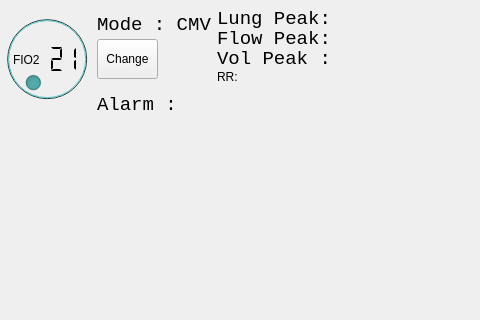
First picture: the form in VentUI.ui, repository jibonaronno/Rhythm, before the edit; both pictures show x 478 to 958 and y 0 to 320 of the 1041 by 615 pixel window.
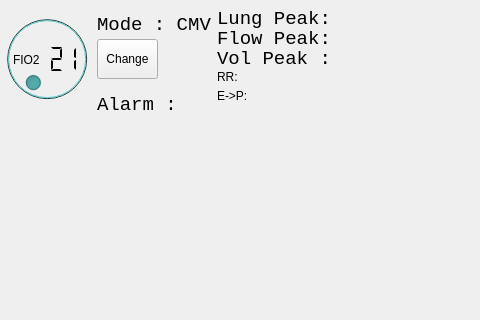
Second picture: the form after the edit.

Commit message: Calibrating vt adding xav calib table 09

The edit to the form file:
```diff
--- a/VentUI.ui
+++ b/VentUI.ui
@@ -1057,6 +1057,19 @@
                <string>RR:</string>
               </property>
              </widget>
+             <widget class="QLabel" name="lbl_ep">
+              <property name="geometry">
+               <rect>
+                <x>530</x>
+                <y>80</y>
+                <width>47</width>
+                <height>14</height>
+               </rect>
+              </property>
+              <property name="text">
+               <string>E-&gt;P:</string>
+              </property>
+             </widget>
             </widget>
             <widget class="QWidget" name="page_2">
              <widget class="QDial" name="peakdial">
```
The commit also changes 1 other file.
